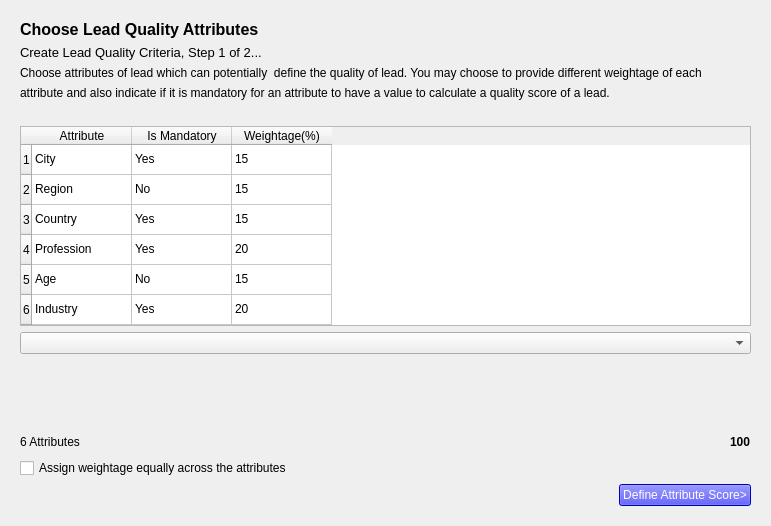
ImGaby123/SalesOptimizer-CRM, file SalesOptimizer/views/ui/icp_setup.ui: the form before one commit.
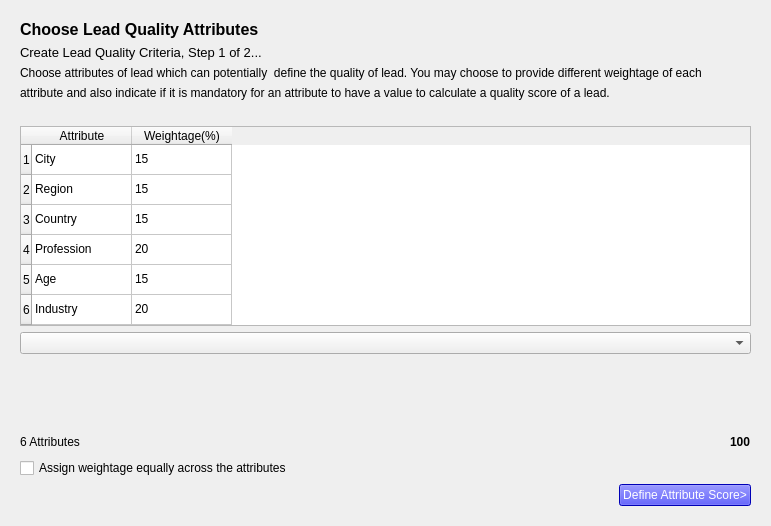
The form after the commit. The open tabs and pages were chosen to show the change.

The edit to the form file:
```diff
--- a/SalesOptimizer/views/ui/icp_setup.ui
+++ b/SalesOptimizer/views/ui/icp_setup.ui
@@ -143,7 +143,7 @@
           <number>6</number>
          </property>
          <property name="columnCount">
-          <number>3</number>
+          <number>2</number>
          </property>
          <row/>
          <row/>
@@ -156,11 +156,6 @@
            <string>Attribute</string>
           </property>
          </column>
-         <column>
-          <property name="text">
-           <string>Is Mandatory</string>
-          </property>
-         </column>
          <column>
           <property name="text">
            <string>Weightage(%)</string>
@@ -173,11 +168,6 @@
          </item>
          <item row="0" column="1">
           <property name="text">
-           <string>Yes</string>
-          </property>
-         </item>
-         <item row="0" column="2">
-          <property name="text">
            <string>15</string>
           </property>
          </item>
@@ -188,11 +178,6 @@
          </item>
          <item row="1" column="1">
           <property name="text">
-           <string>No</string>
-          </property>
-         </item>
-         <item row="1" column="2">
-          <property name="text">
            <string>15</string>
           </property>
          </item>
@@ -203,11 +188,6 @@
          </item>
          <item row="2" column="1">
           <property name="text">
-           <string>Yes</string>
-          </property>
-         </item>
-         <item row="2" column="2">
-          <property name="text">
            <string>15</string>
           </property>
          </item>
@@ -218,11 +198,6 @@
          </item>
          <item row="3" column="1">
           <property name="text">
-           <string>Yes</string>
-          </property>
-         </item>
-         <item row="3" column="2">
-          <property name="text">
            <string>20</string>
           </property>
          </item>
@@ -233,11 +208,6 @@
          </item>
          <item row="4" column="1">
           <property name="text">
-           <string>No</string>
-          </property>
-         </item>
-         <item row="4" column="2">
-          <property name="text">
            <string>15</string>
           </property>
          </item>
@@ -248,11 +218,6 @@
          </item>
          <item row="5" column="1">
           <property name="text">
-           <string>Yes</string>
-          </property>
-         </item>
-         <item row="5" column="2">
-          <property name="text">
            <string>20</string>
           </property>
          </item>
```
Left out of the diff: 8 changed lines with no effect on the pictures.
